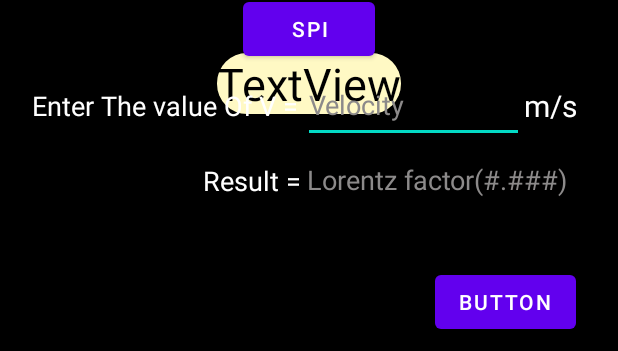
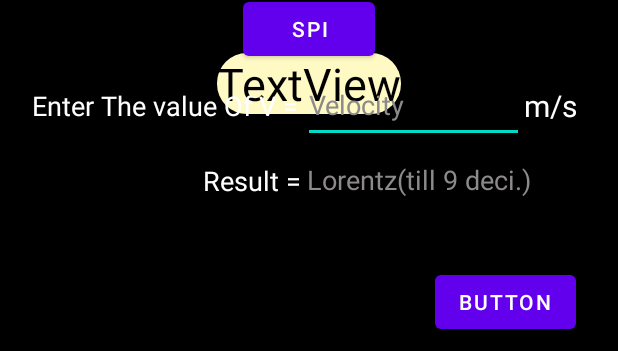
Before and after one commit to sarvesh-03/lorentz, an Android app: the layout activity_main.xml on its own in the app's theme, with its tools: preview values and no code run, on a phone screen of 412 x 824 dp. Shown: the part 457-808 px from the top of the screen. Run offline under Robolectric (Android 15) with nearby library versions, the phone set to English and light mode, and no system bars.

Commit message:
third commit

```diff
--- a/app/src/main/java/com/example/lorentz/MainActivity.java
+++ b/app/src/main/java/com/example/lorentz/MainActivity.java
@@ -218,8 +218,8 @@ public class MainActivity extends AppCompatActivity {
         timer.cancel();
     }
     public void CheckLorentz(){
-        userInput=new Double(Double.valueOf((new DecimalFormat("#.###")).format(userInput)));
-        LorentzValue=new Double(Double.valueOf((new DecimalFormat("#.###")).format(LorentzValue)));
+        userInput=new Double(Double.valueOf((new DecimalFormat("#.#########")).format(userInput)));
+        LorentzValue=new Double(Double.valueOf((new DecimalFormat("#.#########")).format(LorentzValue)));
         Vibrator vibrator=(Vibrator) getSystemService(Context.VIBRATOR_SERVICE);
         if(LorentzValue.equals(userInput)){
             resultInput.setTextColor(ContextCompat.getColor(MainActivity.this,R.color.green));
--- a/app/src/main/res/layout/activity_main.xml
+++ b/app/src/main/res/layout/activity_main.xml
@@ -176,7 +176,7 @@
             android:layout_height="match_parent"
             android:layout_weight="4"
             android:ems="0"
-            android:hint="@string/lorentz_factor"
+            android:hint="Lorentz(till 9 deci.)"
             android:inputType="numberDecimal"
             android:textColor="#FFFFFF"
             android:textColorHighlight="@color/purple_200"
```
